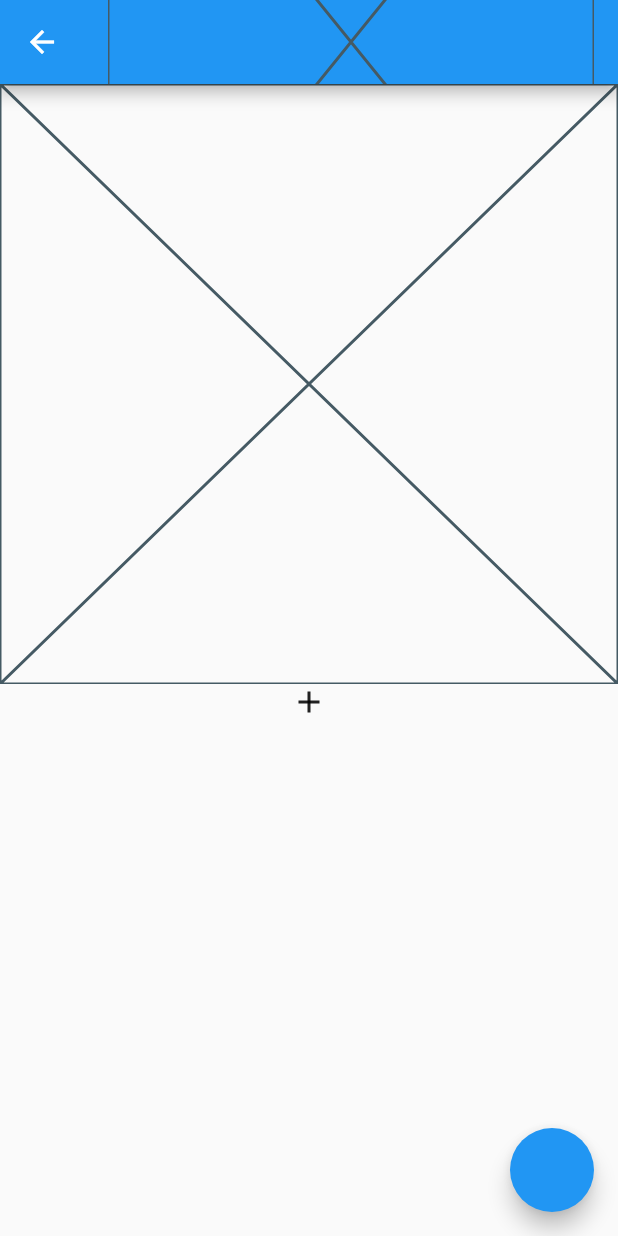
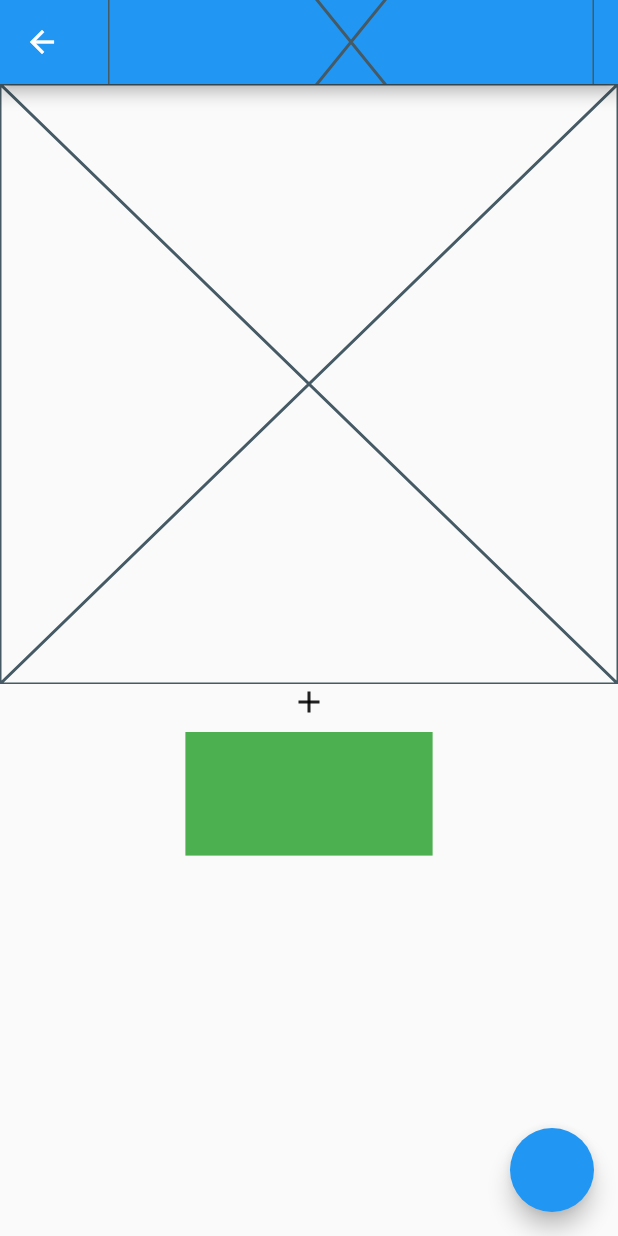
Before and after one commit to harunkurtme/flutter_course, a Flutter app: the AnimatedLearn202 screen opened directly, on a phone screen of 412 x 824 dp. Run offline on Flutter 3.47's test engine with Material 2 defaults, Android fonts, the phone set to English and light mode, and no system bars.

Commit message:
files added exception and file download and oop_learn

```diff
--- a/lib/202/animated_learn.dart
+++ b/lib/202/animated_learn.dart
@@ -45,7 +45,13 @@ class _AnimatedLearn202State extends State<AnimatedLearn202> with TickerProvider
       body: Column(
         children: [
           animatedCrossFade(),
-          AnimatedIcon(icon: AnimatedIcons.add_event, progress: _animationController,)
+          AnimatedIcon(icon: AnimatedIcons.add_event, progress: _animationController,),
+          AnimatedContainer(duration: _ConstDuration.duration,
+          height: MediaQuery.of(context).size.width*0.2,
+          width: MediaQuery.of(context).size.height*0.2,
+          color: _isVisible ? Colors.red:Colors.green,
+          margin: EdgeInsets.all(8.0),
+          )
         ],
       ),
     );
```
Also changed, not shown: lib/202/custom_exception.dart (added, +14 -0 lines), lib/202/file_download.dart (added, +9 -0 lines), lib/202/oop_learn.dart (added, +20 -0 lines).
